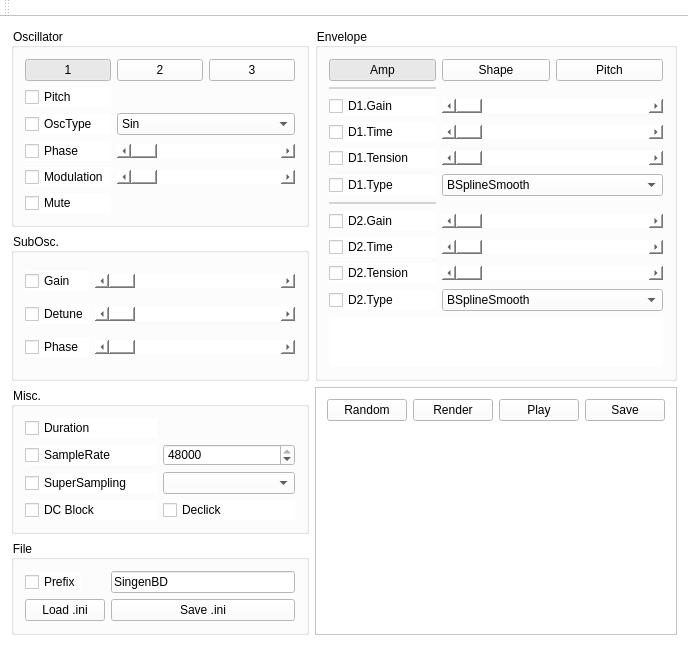
Qt form mainwindow.ui (ryukau/singenbd) before a commit.
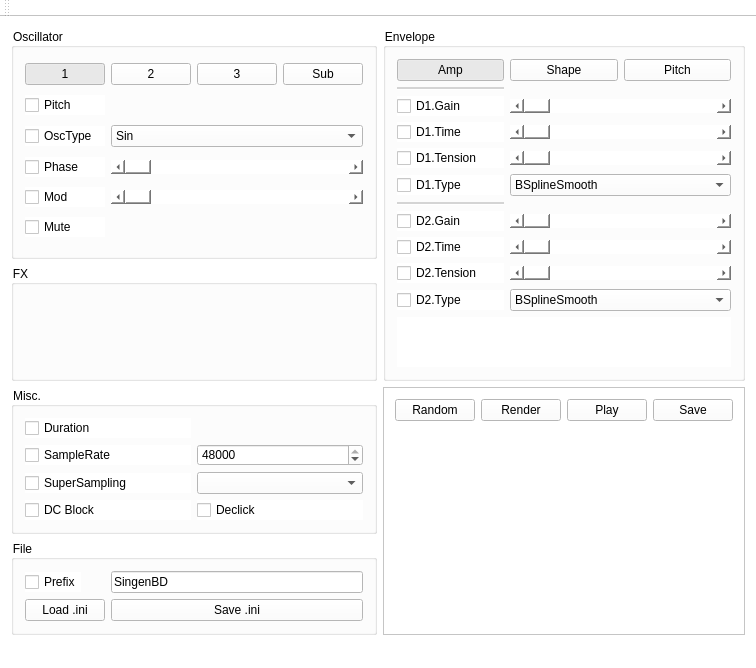
The same form after that commit. Custom widgets are drawn as their Qt base class.

Commit message: 起動時にwaveformEnvelopeが適切に表示されないバグの修正

What changed in the file:
```diff
--- a/mainwindow.ui
+++ b/mainwindow.ui
@@ -6,8 +6,8 @@
    <rect>
     <x>0</x>
     <y>0</y>
-    <width>647</width>
-    <height>585</height>
+    <width>700</width>
+    <height>607</height>
    </rect>
   </property>
   <property name="windowTitle">
@@ -18,133 +18,7 @@
   </property>
   <widget class="QWidget" name="centralWidget">
    <layout class="QGridLayout" name="gridLayout_2">
-    <item row="1" column="0">
-     <widget class="QGroupBox" name="groupBoxSubOsc">
-      <property name="sizePolicy">
-       <sizepolicy hsizetype="Expanding" vsizetype="Preferred">
-        <horstretch>0</horstretch>
-        <verstretch>0</verstretch>
-       </sizepolicy>
-      </property>
-      <property name="title">
-       <string>SubOsc.</string>
-      </property>
-      <layout class="QGridLayout" name="gridLayout_9">
-       <item row="0" column="0">
-        <widget class="QCheckBox" name="checkBoxSubOscGain">
-         <property name="text">
-          <string>Gain</string>
-         </property>
-        </widget>
-       </item>
-       <item row="1" column="0">
-        <widget class="QCheckBox" name="checkBoxSubOscDetune">
-         <property name="text">
-          <string>Detune</string>
-         </property>
-        </widget>
-       </item>
-       <item row="2" column="0">
-        <widget class="QCheckBox" name="checkBoxSubOscPhase">
-         <property name="text">
-          <string>Phase</string>
-         </property>
-        </widget>
-       </item>
-       <item row="1" column="1">
-        <widget class="QScrollBar" name="horizontalScrollBarSubOscDetune">
-         <property name="sizePolicy">
-          <sizepolicy hsizetype="Expanding" vsizetype="Fixed">
-           <horstretch>0</horstretch>
-           <verstretch>0</verstretch>
-          </sizepolicy>
-         </property>
-         <property name="minimumSize">
-          <size>
-           <width>200</width>
-           <height>0</height>
-          </size>
-         </property>
-         <property name="focusPolicy">
-          <enum>Qt::StrongFocus</enum>
-         </property>
-         <property name="contextMenuPolicy">
-          <enum>Qt::ActionsContextMenu</enum>
-         </property>
-         <property name="maximum">
-          <number>127</number>
-         </property>
-         <property name="pageStep">
-          <number>1</number>
-         </property>
-         <property name="orientation">
-          <enum>Qt::Horizontal</enum>
-         </property>
-         <property name="invertedControls">
-          <bool>true</bool>
-         </property>
-        </widget>
-       </item>
-       <item row="2" column="1">
-        <widget class="QScrollBar" name="horizontalScrollBarSubOscPhase">
-         <property name="sizePolicy">
-          <sizepolicy hsizetype="Expanding" vsizetype="Fixed">
-           <horstretch>0</horstretch>
-           <verstretch>0</verstretch>
-          </sizepolicy>
-         </property>
-         <property name="focusPolicy">
-          <enum>Qt::StrongFocus</enum>
-         </property>
-         <property name="contextMenuPolicy">
-          <enum>Qt::ActionsContextMenu</enum>
-         </property>
-         <property name="maximum">
-          <number>127</number>
-         </property>
-         <property name="pageStep">
-          <number>1</number>
-         </property>
-         <property name="orientation">
-          <enum>Qt::Horizontal</enum>
-         </property>
-         <property name="invertedControls">
-          <bool>true</bool>
-         </property>
-        </widget>
-       </item>
-       <item row="0" column="1">
-        <widget class="QScrollBar" name="horizontalScrollBarSubOscGain">
-         <property name="sizePolicy">
-          <sizepolicy hsizetype="Expanding" vsizetype="Fixed">
-           <horstretch>0</horstretch>
-           <verstretch>0</verstretch>
-          </sizepolicy>
-         </property>
-         <property name="focusPolicy">
-          <enum>Qt::StrongFocus</enum>
-         </property>
-         <property name="contextMenuPolicy">
-          <enum>Qt::ActionsContextMenu</enum>
-         </property>
-         <property name="maximum">
-          <number>127</number>
-         </property>
-         <property name="pageStep">
-          <number>1</number>
-         </property>
-         <property name="orientation">
-          <enum>Qt::Horizontal</enum>
-         </property>
-         <property name="invertedControls">
-          <bool>true</bool>
-         </property>
-        </widget>
-       </item>
-      </layout>
-     </widget>
-    </item>
-    <item row="3" column="0">
+    <item row="4" column="0">
      <widget class="QGroupBox" name="groupBoxFile">
       <property name="sizePolicy">
        <sizepolicy hsizetype="Expanding" vsizetype="Preferred">
@@ -202,7 +76,7 @@
       </layout>
      </widget>
     </item>
-    <item row="2" column="0">
+    <item row="3" column="0">
      <widget class="QGroupBox" name="groupBoxMisc">
       <property name="sizePolicy">
        <sizepolicy hsizetype="Expanding" vsizetype="Preferred">
@@ -308,7 +182,293 @@
       </layout>
      </widget>
     </item>
-    <item row="0" column="1" rowspan="2">
+    <item row="3" column="1" rowspan="2">
+     <widget class="QFrame" name="frameWaveform">
+      <property name="sizePolicy">
+       <sizepolicy hsizetype="Expanding" vsizetype="Preferred">
+        <horstretch>0</horstretch>
+        <verstretch>0</verstretch>
+       </sizepolicy>
+      </property>
+      <property name="frameShape">
+       <enum>QFrame::StyledPanel</enum>
+      </property>
+      <property name="frameShadow">
+       <enum>QFrame::Plain</enum>
+      </property>
+      <property name="lineWidth">
+       <number>2</number>
+      </property>
+      <layout class="QGridLayout" name="gridLayout">
+       <item row="2" column="0" colspan="4">
+        <widget class="Waveform" name="waveformMain">
+         <property name="sizePolicy">
+          <sizepolicy hsizetype="Preferred" vsizetype="Preferred">
+           <horstretch>0</horstretch>
+           <verstretch>0</verstretch>
+          </sizepolicy>
+         </property>
+        </widget>
+       </item>
+       <item row="1" column="1">
+        <widget class="QPushButton" name="pushButtonRender">
+         <property name="text">
+          <string>Render</string>
+         </property>
+        </widget>
+       </item>
+       <item row="1" column="2">
+        <widget class="QPushButton" name="pushButtonPlay">
+         <property name="text">
+          <string>Play</string>
+         </property>
+        </widget>
+       </item>
+       <item row="1" column="3">
+        <widget class="QPushButton" name="pushButtonSave">
+         <property name="text">
+          <string>Save</string>
+         </property>
+        </widget>
+       </item>
+       <item row="1" column="0">
+        <widget class="QPushButton" name="pushButtonRandom">
+         <property name="text">
+          <string>Random</string>
+         </property>
+        </widget>
+       </item>
+      </layout>
+     </widget>
+    </item>
+    <item row="0" column="0" rowspan="2">
+     <widget class="QGroupBox" name="groupBoxOscillator">
+      <property name="sizePolicy">
+       <sizepolicy hsizetype="Expanding" vsizetype="Preferred">
+        <horstretch>0</horstretch>
+        <verstretch>0</verstretch>
+       </sizepolicy>
+      </property>
+      <property name="title">
+       <string>Oscillator</string>
+      </property>
+      <layout class="QGridLayout" name="gridLayout_4">
+       <item row="3" column="0">
+        <widget class="QCheckBox" name="checkBoxPhase">
+         <property name="text">
+          <string>Phase</string>
+         </property>
+        </widget>
+       </item>
+       <item row="0" column="0">
+        <widget class="QPushButton" name="pushButtonOscillator1">
+         <property name="contextMenuPolicy">
+          <enum>Qt::ActionsContextMenu</enum>
+         </property>
+         <property name="text">
+          <string>1</string>
+         </property>
+         <property name="checkable">
+          <bool>true</bool>
+         </property>
+         <property name="checked">
+          <bool>true</bool>
+         </property>
+         <property name="autoExclusive">
+          <bool>true</bool>
+         </property>
+        </widget>
+       </item>
+       <item row="0" column="1">
+        <widget class="QPushButton" name="pushButtonOscillator2">
+         <property name="contextMenuPolicy">
+          <enum>Qt::ActionsContextMenu</enum>
+         </property>
+         <property name="text">
+          <string>2</string>
+         </property>
+         <property name="checkable">
+          <bool>true</bool>
+         </property>
+         <property name="autoExclusive">
+          <bool>true</bool>
+         </property>
+        </widget>
+       </item>
+       <item row="0" column="2">
+        <widget class="QPushButton" name="pushButtonOscillator3">
+         <property name="contextMenuPolicy">
+          <enum>Qt::ActionsContextMenu</enum>
+         </property>
+         <property name="text">
+          <string>3</string>
+         </property>
+         <property name="checkable">
+          <bool>true</bool>
+         </property>
+         <property name="autoExclusive">
+          <bool>true</bool>
+         </property>
+        </widget>
+       </item>
+       <item row="1" column="0">
+        <widget class="QCheckBox" name="checkBoxPitch">
+         <property name="text">
+          <string>Pitch</string>
+         </property>
+        </widget>
+       </item>
+       <item row="4" column="0">
+        <widget class="QCheckBox" name="checkBoxModulation">
+         <property name="text">
+          <string>Mod</string>
+         </property>
+        </widget>
+       </item>
+       <item row="2" column="0">
+        <widget class="QCheckBox" name="checkBoxOscType">
+         <property name="text">
+          <string>OscType</string>
+         </property>
+        </widget>
+       </item>
+       <item row="1" column="1" colspan="3">
+        <widget class="Counter" name="counterPitch">
+         <property name="sizePolicy">
+          <sizepolicy hsizetype="Preferred" vsizetype="Fixed">
+           <horstretch>0</horstretch>
+           <verstretch>0</verstretch>
+          </sizepolicy>
+         </property>
+         <property name="font">
+          <font>
+           <family>DejaVu Sans Mono</family>
+           <pointsize>16</pointsize>
+          </font>
+         </property>
+         <property name="focusPolicy">
+          <enum>Qt::StrongFocus</enum>
+         </property>
+         <property name="contextMenuPolicy">
+          <enum>Qt::ActionsContextMenu</enum>
+         </property>
+         <property name="Maximum">
+          <double>128.000000000000000</double>
+         </property>
+         <property name="upperDigits">
+          <number>3</number>
+         </property>
+        </widget>
+       </item>
+       <item row="4" column="1" colspan="3">
+        <widget class="QScrollBar" name="horizontalScrollBarMod">
+         <property name="sizePolicy">
+          <sizepolicy hsizetype="Expanding" vsizetype="Fixed">
+           <horstretch>0</horstretch>
+           <verstretch>0</verstretch>
+          </sizepolicy>
+         </property>
+         <property name="focusPolicy">
+          <enum>Qt::StrongFocus</enum>
+         </property>
+         <property name="contextMenuPolicy">
+          <enum>Qt::ActionsContextMenu</enum>
+         </property>
+         <property name="maximum">
+          <number>127</number>
+         </property>
+         <property name="pageStep">
+          <number>1</number>
+         </property>
+         <property name="orientation">
+          <enum>Qt::Horizontal</enum>
+         </property>
+        </widget>
+       </item>
+       <item row="2" column="1" colspan="3">
+        <widget class="QComboBox" name="comboBoxOscType">
+         <item>
+          <property name="text">
+           <string>Sin</string>
+          </property>
+         </item>
+         <item>
+          <property name="text">
+           <string>Saw</string>
+          </property>
+         </item>
+         <item>
+          <property name="text">
+           <string>Square</string>
+          </property>
+         </item>
+        </widget>
+       </item>
+       <item row="3" column="1" colspan="3">
+        <widget class="QScrollBar" name="horizontalScrollBarPhase">
+         <property name="sizePolicy">
+          <sizepolicy hsizetype="Expanding" vsizetype="Fixed">
+           <horstretch>0</horstretch>
+           <verstretch>0</verstretch>
+          </sizepolicy>
+         </property>
+         <property name="minimumSize">
+          <size>
+           <width>0</width>
+           <height>0</height>
+          </size>
+         </property>
+         <property name="focusPolicy">
+          <enum>Qt::StrongFocus</enum>
+         </property>
+         <property name="contextMenuPolicy">
+          <enum>Qt::ActionsContextMenu</enum>
+         </property>
+         <property name="maximum">
+          <number>127</number>
+         </property>
+         <property name="pageStep">
+          <number>1</number>
+         </property>
+         <property name="orientation">
+          <enum>Qt::Horizontal</enum>
+         </property>
+         <property name="invertedControls">
+          <bool>true</bool>
+         </property>
+        </widget>
+       </item>
+       <item row="5" column="0">
+        <widget class="QCheckBox" name="checkBoxMute">
+         <property name="text">
+          <string>Mute</string>
+         </property>
+        </widget>
+       </item>
+       <item row="0" column="3">
+        <widget class="QPushButton" name="pushButtonOscillatorSub">
+         <property name="text">
+          <string>Sub</string>
+         </property>
+         <property name="checkable">
+          <bool>true</bool>
+         </property>
+         <property name="autoExclusive">
+          <bool>true</bool>
+         </property>
+        </widget>
+       </item>
+      </layout>
+     </widget>
+    </item>
+    <item row="2" column="0">
+     <widget class="QGroupBox" name="groupBox">
+      <property name="title">
+       <string>FX</string>
+      </property>
+     </widget>
+    </item>
+    <item row="0" column="1" rowspan="3">
      <widget class="QGroupBox" name="groupBoxEnvelope">
       <property name="sizePolicy">
        <sizepolicy hsizetype="Expanding" vsizetype="Preferred">
@@ -718,272 +878,6 @@
       </layout>
      </widget>
     </item>
-    <item row="2" column="1" rowspan="2">
-     <widget class="QFrame" name="frameWaveform">
-      <property name="sizePolicy">
-       <sizepolicy hsizetype="Expanding" vsizetype="Preferred">
-        <horstretch>0</horstretch>
-        <verstretch>0</verstretch>
-       </sizepolicy>
-      </property>
-      <property name="frameShape">
-       <enum>QFrame::StyledPanel</enum>
-      </property>
-      <property name="frameShadow">
-       <enum>QFrame::Plain</enum>
-      </property>
-      <property name="lineWidth">
-       <number>2</number>
-      </property>
-      <layout class="QGridLayout" name="gridLayout">
-       <item row="2" column="0" colspan="4">
-        <widget class="Waveform" name="waveformMain">
-         <property name="sizePolicy">
-          <sizepolicy hsizetype="Preferred" vsizetype="Preferred">
-           <horstretch>0</horstretch>
-           <verstretch>0</verstretch>
-          </sizepolicy>
-         </property>
-        </widget>
-       </item>
-       <item row="1" column="1">
-        <widget class="QPushButton" name="pushButtonRender">
-         <property name="text">
-          <string>Render</string>
-         </property>
-        </widget>
-       </item>
-       <item row="1" column="2">
-        <widget class="QPushButton" name="pushButtonPlay">
-         <property name="text">
-          <string>Play</string>
-         </property>
-        </widget>
-       </item>
-       <item row="1" column="3">
-        <widget class="QPushButton" name="pushButtonSave">
-         <property name="text">
-          <string>Save</string>
-         </property>
-        </widget>
-       </item>
-       <item row="1" column="0">
-        <widget class="QPushButton" name="pushButtonRandom">
-         <property name="text">
-          <string>Random</string>
-         </property>
-        </widget>
-       </item>
-      </layout>
-     </widget>
-    </item>
-    <item row="0" column="0">
-     <widget class="QGroupBox" name="groupBoxOscillator">
-      <property name="sizePolicy">
-       <sizepolicy hsizetype="Expanding" vsizetype="Preferred">
-        <horstretch>0</horstretch>
-        <verstretch>0</verstretch>
-       </sizepolicy>
-      </property>
-      <property name="title">
-       <string>Oscillator</string>
-      </property>
-      <layout class="QGridLayout" name="gridLayout_4">
-       <item row="3" column="0">
-        <widget class="QCheckBox" name="checkBoxPhase">
-         <property name="text">
-          <string>Phase</string>
-         </property>
-        </widget>
-       </item>
-       <item row="0" column="0">
-        <widget class="QPushButton" name="pushButtonOscillator1">
-         <property name="contextMenuPolicy">
-          <enum>Qt::ActionsContextMenu</enum>
-         </property>
-         <property name="text">
-          <string>1</string>
-         </property>
-         <property name="checkable">
-          <bool>true</bool>
-         </property>
-         <property name="checked">
-          <bool>true</bool>
-         </property>
-         <property name="autoExclusive">
-          <bool>true</bool>
-         </property>
-        </widget>
-       </item>
-       <item row="0" column="1">
-        <widget class="QPushButton" name="pushButtonOscillator2">
-         <property name="contextMenuPolicy">
-          <enum>Qt::ActionsContextMenu</enum>
-         </property>
-         <property name="text">
-          <string>2</string>
-         </property>
-         <property name="checkable">
-          <bool>true</bool>
-         </property>
-         <property name="autoExclusive">
-          <bool>true</bool>
-         </property>
-        </widget>
-       </item>
-       <item row="0" column="2">
-        <widget class="QPushButton" name="pushButtonOscillator3">
-         <property name="contextMenuPolicy">
-          <enum>Qt::ActionsContextMenu</enum>
-         </property>
-         <property name="text">
-          <string>3</string>
-         </property>
-         <property name="checkable">
-          <bool>true</bool>
-         </property>
-         <property name="autoExclusive">
-          <bool>true</bool>
-         </property>
-        </widget>
-       </item>
-       <item row="1" column="0">
-        <widget class="QCheckBox" name="checkBoxPitch">
-         <property name="text">
-          <string>Pitch</string>
-         </property>
-        </widget>
-       </item>
-       <item row="4" column="0">
-        <widget class="QCheckBox" name="checkBoxModulation">
-         <property name="text">
-          <string>Modulation</string>
-         </property>
-        </widget>
-       </item>
-       <item row="1" column="1" colspan="2">
-        <widget class="Counter" name="counterPitch">
-         <property name="sizePolicy">
-          <sizepolicy hsizetype="Preferred" vsizetype="Fixed">
-           <horstretch>0</horstretch>
-           <verstretch>0</verstretch>
-          </sizepolicy>
-         </property>
-         <property name="font">
-          <font>
-           <family>DejaVu Sans Mono</family>
-           <pointsize>16</pointsize>
-          </font>
-         </property>
-         <property name="focusPolicy">
-          <enum>Qt::StrongFocus</enum>
-         </property>
-         <property name="contextMenuPolicy">
-          <enum>Qt::ActionsContextMenu</enum>
-         </property>
-         <property name="Maximum">
-          <double>128.000000000000000</double>
-         </property>
-         <property name="upperDigits">
-          <number>3</number>
-         </property>
-        </widget>
-       </item>
-       <item row="2" column="0">
-        <widget class="QCheckBox" name="checkBoxOscType">
-         <property name="text">
-          <string>OscType</string>
-         </property>
-        </widget>
-       </item>
-       <item row="3" column="1" colspan="2">
-        <widget class="QScrollBar" name="horizontalScrollBarPhase">
-         <property name="sizePolicy">
-          <sizepolicy hsizetype="Expanding" vsizetype="Fixed">
-           <horstretch>0</horstretch>
-           <verstretch>0</verstretch>
-          </sizepolicy>
-         </property>
-         <property name="minimumSize">
-          <size>
-           <width>0</width>
-           <height>0</height>
-          </size>
-         </property>
-         <property name="focusPolicy">
-          <enum>Qt::StrongFocus</enum>
-         </property>
-         <property name="contextMenuPolicy">
-          <enum>Qt::ActionsContextMenu</enum>
-         </property>
-         <property name="maximum">
-          <number>127</number>
-         </property>
-         <property name="pageStep">
-          <number>1</number>
-         </property>
-         <property name="orientation">
-          <enum>Qt::Horizontal</enum>
-         </property>
-         <property name="invertedControls">
-          <bool>true</bool>
-         </property>
-        </widget>
-       </item>
-       <item row="2" column="1" colspan="2">
-        <widget class="QComboBox" name="comboBoxOscType">
-         <item>
-          <property name="text">
-           <string>Sin</string>
-          </property>
-         </item>
-         <item>
-          <property name="text">
-           <string>Saw</string>
-          </property>
-         </item>
-         <item>
-          <property name="text">
-           <string>Square</string>
-          </property>
-         </item>
-        </widget>
-       </item>
-       <item row="4" column="1" colspan="2">
-        <widget class="QScrollBar" name="horizontalScrollBarMod">
-         <property name="sizePolicy">
-          <sizepolicy hsizetype="Expanding" vsizetype="Fixed">
-           <horstretch>0</horstretch>
-           <verstretch>0</verstretch>
-          </sizepolicy>
-         </property>
-         <property name="focusPolicy">
-          <enum>Qt::StrongFocus</enum>
-         </property>
-         <property name="contextMenuPolicy">
-          <enum>Qt::ActionsContextMenu</enum>
-         </property>
-         <property name="maximum">
-          <number>127</number>
-         </property>
-         <property name="pageStep">
-          <number>1</number>
-         </property>
-         <property name="orientation">
-          <enum>Qt::Horizontal</enum>
-         </property>
-        </widget>
-       </item>
-       <item row="5" column="0">
-        <widget class="QCheckBox" name="checkBoxMute">
-         <property name="text">
-          <string>Mute</string>
-         </property>
-        </widget>
-       </item>
-      </layout>
-     </widget>
-    </item>
    </layout>
   </widget>
   <widget class="QToolBar" name="mainToolBar">
```
The commit also changes 4 other files.
